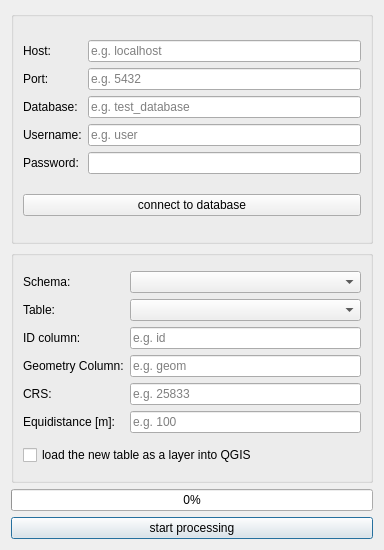
Before: the Qt Designer form src/pgchainage_dialog_base.ui in jagodki/pgChainage, drawn with Qt 5.
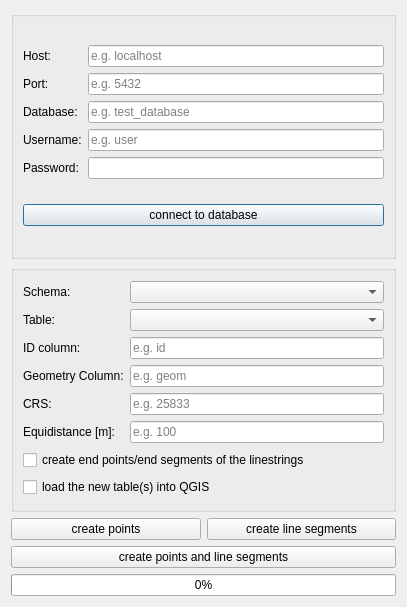
After: the same form once the commit is applied.

Commit message: add the possibility to create substrings of the input layer with an equidistance

What changed in the file:
```diff
--- a/src/pgchainage_dialog_base.ui
+++ b/src/pgchainage_dialog_base.ui
@@ -6,8 +6,8 @@
    <rect>
     <x>0</x>
     <y>0</y>
-    <width>384</width>
-    <height>550</height>
+    <width>407</width>
+    <height>607</height>
    </rect>
   </property>
   <property name="windowTitle">
@@ -213,10 +213,17 @@
           </item>
          </layout>
         </item>
-        <item row="1" column="0">
+        <item row="2" column="0">
          <widget class="QCheckBox" name="checkBox_create_new_layer">
           <property name="text">
-           <string>load the new table as a layer into QGIS</string>
+           <string>load the new table(s) into QGIS</string>
+          </property>
+         </widget>
+        </item>
+        <item row="1" column="0">
+         <widget class="QCheckBox" name="checkBox_end_geometries">
+          <property name="text">
+           <string>create end points/end segments of the linestrings </string>
           </property>
          </widget>
         </item>
@@ -224,16 +231,30 @@
       </widget>
      </item>
      <item>
-      <widget class="QProgressBar" name="progressBar">
-       <property name="value">
-        <number>0</number>
-       </property>
-      </widget>
+      <layout class="QHBoxLayout" name="horizontalLayout">
+       <item>
+        <widget class="QPushButton" name="pushButton_points">
+         <property name="text">
+          <string>create points</string>
+         </property>
+        </widget>
+       </item>
+       <item>
+        <widget class="QPushButton" name="pushButton_lines">
+         <property name="text">
+          <string>create line segments</string>
+         </property>
+        </widget>
+       </item>
+      </layout>
      </item>
      <item>
       <widget class="QPushButton" name="pushButton_start_processing">
+       <property name="enabled">
+        <bool>true</bool>
+       </property>
        <property name="text">
-        <string>start processing</string>
+        <string>create points and line segments</string>
        </property>
        <property name="checkable">
         <bool>false</bool>
@@ -241,14 +262,24 @@
        <property name="autoExclusive">
         <bool>false</bool>
        </property>
+       <property name="autoDefault">
+        <bool>true</bool>
+       </property>
        <property name="default">
-        <bool>true</bool>
+        <bool>false</bool>
        </property>
        <property name="flat">
         <bool>false</bool>
        </property>
       </widget>
      </item>
+     <item>
+      <widget class="QProgressBar" name="progressBar">
+       <property name="value">
+        <number>0</number>
+       </property>
+      </widget>
+     </item>
     </layout>
    </item>
   </layout>
```
The commit also changes 4 other files.
